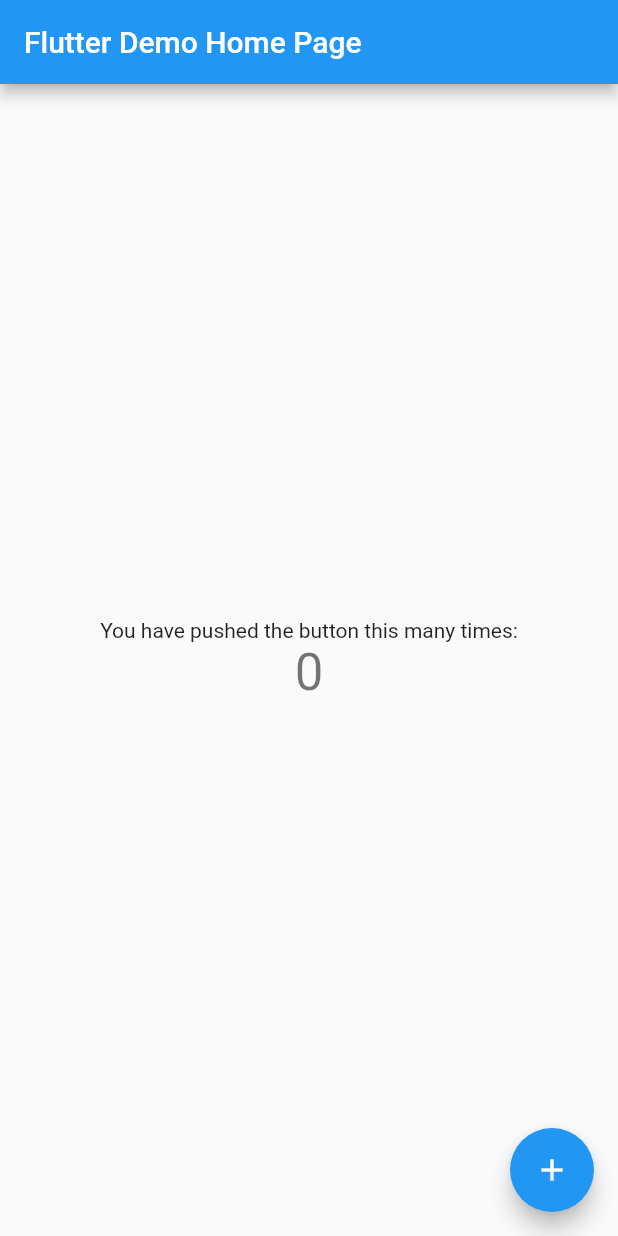
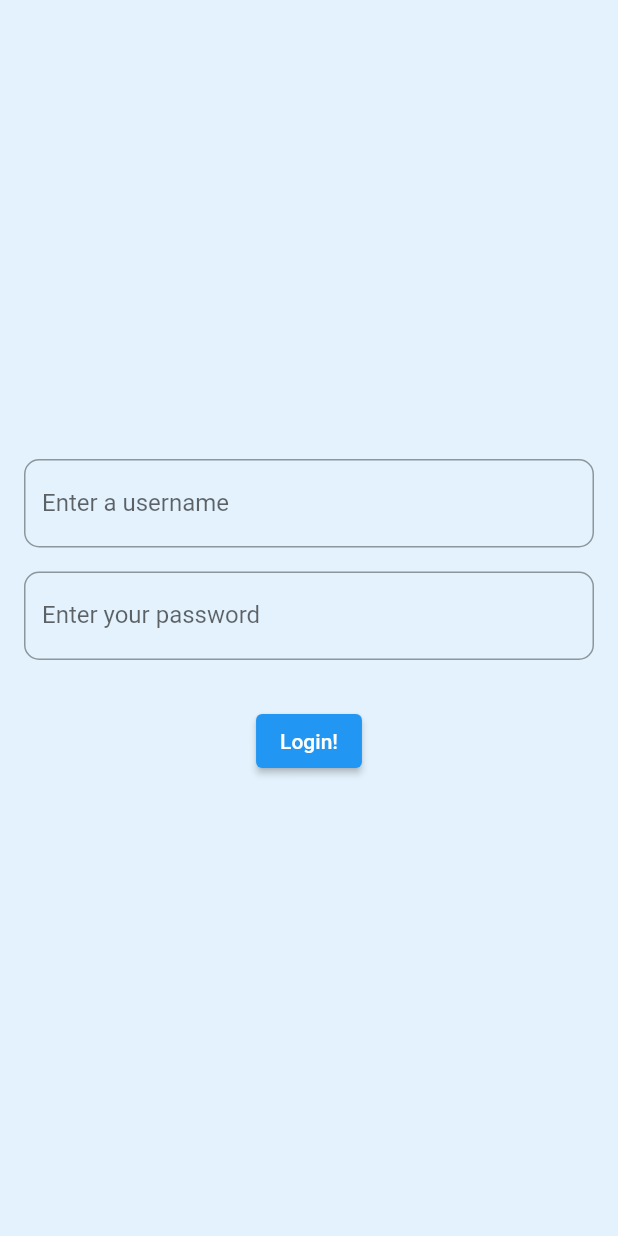
Before and after one commit to LenaMikhniuk/project, a Flutter app: the screen it shows after launch, on a phone screen of 412 x 824 dp. Run offline on Flutter 3.47's test engine with Material 2 defaults, Android fonts, the light colour scheme and no system bars; our stand-ins replace equatable, flutter_bloc.

Commit message:
change project structure; add login functionality

```diff
--- a/lib/domain/models/auth_model/user.dart
+++ b/lib/domain/models/auth_model/user.dart
@@ -1,11 +1,11 @@
 class User {
   final String name;
   final int id;
-  final String email;
+  final String password;
 
   User({
     required this.name,
     required this.id,
-    required this.email,
+    required this.password,
   });
 }
--- /dev/null
+++ b/lib/domain/models/models.dart
@@ -0,0 +1 @@
+export './auth_model/user.dart';
--- a/lib/domain/repositories/auth/auth.dart
+++ b/lib/domain/repositories/auth/auth.dart
@@ -1,7 +1,20 @@
-import '../../models/auth_model/user.dart';
+import 'package:this_is_project/domain/models/models.dart';
 
 abstract class Auth {
-  User? login();
-  bool isValidatedUser();
-  bool logOut();
+  Future<User> login({required String name, required String password});
+  Future<bool> logOut();
 }
+
+class AuthImpl implements Auth {
+  @override
+  Future<bool> logOut() async {
+    await Future.delayed(const Duration(milliseconds: 400));
+    return true;
+  }
+
+  @override
+  Future<User> login({required String name, required String password}) async {
+    await Future.delayed(const Duration(milliseconds: 400));
+    return User(name: 'Ola', password: '12345', id: 1);
+  }
+}
--- /dev/null
+++ b/lib/features/auth/login/cubit/login_page_cubit.dart
@@ -0,0 +1,28 @@
+import 'package:equatable/equatable.dart';
+import 'package:flutter_bloc/flutter_bloc.dart';
+import 'package:this_is_project/domain/models/auth_model/user.dart';
+import 'package:this_is_project/domain/repositories/auth/auth.dart';
+
+part 'login_page_state.dart';
+
+class LoginPageCubit extends Cubit<LoginPageState> {
+  final Auth _authImpl;
+  LoginPageCubit(this._authImpl) : super(LoginPageState.initial());
+
+  Future<void> login() async {
+    try {
+      await _authImpl.login(name: state.name, password: state.password);
+      emit(LoginPageState.success());
+    } catch (_) {
+      emit(LoginPageState.error());
+    }
+  }
+
+  void onNameChanged(String value) {
+    emit(state.copyWith(name: value));
+  }
+
+  void onPasswordChanged(String value) {
+    emit(state.copyWith(password: value));
+  }
+}
--- /dev/null
+++ b/lib/features/auth/login/cubit/login_page_state.dart
@@ -0,0 +1,53 @@
+part of 'login_page_cubit.dart';
+
+enum Status {
+  inital,
+  loading,
+  success,
+  error,
+}
+
+class LoginPageState extends Equatable {
+  const LoginPageState._(
+    this.status, {
+    this.name = '',
+    this.password = '',
+  });
+
+  factory LoginPageState.initial() {
+    return const LoginPageState._(Status.inital);
+  }
+  factory LoginPageState.loading() {
+    return const LoginPageState._(Status.loading);
+  }
+  factory LoginPageState.success() {
+    return const LoginPageState._(Status.success);
+  }
+
+  factory LoginPageState.error() {
+    return const LoginPageState._(Status.error);
+  }
+
+  final Status status;
+  final String name;
+  final String password;
+
+  @override
+  List<Object?> get props => [
+        status,
+        name,
+        password,
+      ];
+
+  LoginPageState copyWith({
+    Status? status,
+    String? name,
+    String? password,
+  }) {
+    return LoginPageState._(
+      status ?? this.status,
+      name: name ?? this.name,
+      password: password ?? this.password,
+    );
+  }
+}
--- /dev/null
+++ b/lib/features/auth/login/login.dart
@@ -0,0 +1,2 @@
+export 'cubit/login_page_cubit.dart';
+export './view/login_page.dart';
--- /dev/null
+++ b/lib/features/auth/login/view/login_page.dart
@@ -0,0 +1,99 @@
+import 'package:flutter/material.dart';
+import 'package:flutter_bloc/flutter_bloc.dart';
+import 'package:this_is_project/domain/models/auth_model/user.dart';
+import 'package:this_is_project/domain/repositories/auth/auth.dart';
+
+import '../../../features.dart';
+
+class AuthPage extends StatelessWidget {
+  const AuthPage({Key? key}) : super(key: key);
+
+  @override
+  Widget build(BuildContext context) {
+    return BlocProvider(
+      create: (context) => LoginPageCubit(
+        AuthImpl(),
+      ),
+      child: const AuthPageView(),
+    );
+  }
+}
+
+class AuthPageView extends StatelessWidget {
+  const AuthPageView({super.key});
+
+  @override
+  Widget build(BuildContext context) {
+    return BlocConsumer<LoginPageCubit, LoginPageState>(
+      listener: (context, state) {
+        if (state.status == Status.success) {
+          Navigator.of(context).pushReplacement(
+            MaterialPageRoute(
+              builder: (context) => const HomePage(),
+            ),
+          );
+        }
+      },
+      builder: (context, state) {
+        if (state.status == Status.inital) {
+          return Scaffold(
+            backgroundColor: Colors.blue.shade50,
+            body: Padding(
+              padding: const EdgeInsets.symmetric(horizontal: 16),
+              child: Column(
+                mainAxisAlignment: MainAxisAlignment.center,
+                children: [
+                  _AuthForm(
+                    label: 'Enter a username',
+                    onChanged: (value) {
+                      context.read<LoginPageCubit>().onNameChanged(value);
+                    },
+                  ),
+                  const SizedBox(height: 16),
+                  _AuthForm(
+                    label: 'Enter your password',
+                    onChanged: (value) {
+                      context.read<LoginPageCubit>().onPasswordChanged(value);
+                    },
+                  ),
+                  const SizedBox(height: 30),
+                  ElevatedButton(
+                      onPressed: () {
+                        context.read<LoginPageCubit>().login();
+                      },
+                      child: const Text('Login!'))
+                ],
+              ),
+            ),
+          );
+        } else {
+          return const SizedBox();
+        }
+      },
+    );
+  }
+}
+
+class _AuthForm extends StatelessWidget {
+  final String label;
+  final void Function(String)? onChanged;
+
+  const _AuthForm({
+    required this.label,
+    required this.onChanged,
+    Key? key,
+  }) : super(key: key);
+
+  @override
+  Widget build(BuildContext context) {
+    return TextFormField(
+      onChanged: onChanged,
+      decoration: InputDecoration(
+        label: Text(label),
+        border: OutlineInputBorder(
+          borderRadius: BorderRadius.circular(10.0),
+        ),
+      ),
+    );
+  }
+}
--- /dev/null
+++ b/lib/features/features.dart
@@ -0,0 +1,2 @@
+export './auth/login/login.dart';
+export './home/home.dart';
--- /dev/null
+++ b/lib/features/home/home.dart
@@ -0,0 +1 @@
+export './view/home_page.dart';
--- a/lib/main.dart
+++ b/lib/main.dart
@@ -1,4 +1,6 @@
 import 'package:flutter/material.dart';
+
+import 'features/features.dart';
 
 void main() {
   runApp(const MyApp());
@@ -10,106 +12,8 @@
   // This widget is the root of your application.
   @override
   Widget build(BuildContext context) {
-    return MaterialApp(
-      title: 'Flutter Demo',
-      theme: ThemeData(
-        // This is the theme of your application.
-        //
-        // Try running your application with "flutter run". You'll see the
-        // application has a blue toolbar. Then, without quitting the app, try
-        // changing the primarySwatch below to Colors.green and then invoke
-        // "hot reload" (press "r" in the console where you ran "flutter run",
-        // or simply save your changes to "hot reload" in a Flutter IDE).
-        // Notice that the counter didn't reset back to zero; the application
-        // is not restarted.
-        primarySwatch: Colors.blue,
-      ),
-      home: const MyHomePage(title: 'Flutter Demo Home Page'),
+    return const MaterialApp(
+      home: AuthPage(),
     );
   }
 }
-
-class MyHomePage extends StatefulWidget {
-  const MyHomePage({super.key, required this.title});
-
-  // This widget is the home page of your application. It is stateful, meaning
-  // that it has a State object (defined below) that contains fields that affect
-  // how it looks.
-
-  // This class is the configuration for the state. It holds the values (in this
-  // case the title) provided by the parent (in this case the App widget) and
-  // used by the build method of the State. Fields in a Widget subclass are
-  // always marked "final".
-
-  final String title;
-
-  @override
-  State<MyHomePage> createState() => _MyHomePageState();
-}
-
-class _MyHomePageState extends State<MyHomePage> {
-  int _counter = 0;
-
-  void _incrementCounter() {
-    setState(() {
-      // This call to setState tells the Flutter framework that something has
-      // changed in this State, which causes it to rerun the build method below
-      // so that the display can reflect the updated values. If we changed
-      // _counter without calling setState(), then the build method would not be
-      // called again, and so nothing would appear to happen.
-      _counter++;
-    });
-  }
-
-  @override
-  Widget build(BuildContext context) {
-    // This method is rerun every time setState is called, for instance as done
-    // by the _incrementCounter method above.
-    //
-    // The Flutter framework has been optimized to make rerunning build methods
-    // fast, so that you can just rebuild anything that needs updating rather
-    // than having to individually change instances of widgets.
-    return Scaffold(
-      appBar: AppBar(
-        // Here we take the value from the MyHomePage object that was created by
-        // the App.build method, and use it to set our appbar title.
-        title: Text(widget.title),
-      ),
-      body: Center(
-        // Center is a layout widget. It takes a single child and positions it
-        // in the middle of the parent.
-        child: Column(
-          // Column is also a layout widget. It takes a list of children and
-          // arranges them vertically. By default, it sizes itself to fit its
-          // children horizontally, and tries to be as tall as its parent.
-          //
-          // Invoke "debug painting" (press "p" in the console, choose the
-          // "Toggle Debug Paint" action from the Flutter Inspector in Android
-          // Studio, or the "Toggle Debug Paint" command in Visual Studio Code)
-          // to see the wireframe for each widget.
-          //
-          // Column has various properties to control how it sizes itself and
-          // how it positions its children. Here we use mainAxisAlignment to
-          // center the children vertically; the main axis here is the vertical
-          // axis because Columns are vertical (the cross axis would be
-          // horizontal).
-          mainAxisAlignment: MainAxisAlignment.center,
-          children: <Widget>[
-            const Text(
-              'You have pushed the button this many times:',
-            ),
-            Text(
-              '$_counter',
-              style: Theme.of(context).textTheme.headline4,
-            ),
-          ],
-        ),
-      ),
-      floatingActionButton: FloatingActionButton(
-        onPressed: _incrementCounter,
-        tooltip: 'Increment',
-        child: const Icon(Icons.add),
-      ), // This trailing comma makes auto-formatting nicer for build methods.
-    );
-  }
-}
--- a/pubspec.yaml
+++ b/pubspec.yaml
@@ -36,6 +36,8 @@
   # The following adds the Cupertino Icons font to your application.
   # Use with the CupertinoIcons class for iOS style icons.
   cupertino_icons: ^1.0.2
+  flutter_bloc: ^8.1.1
+  equatable: ^2.0.5
 
 dev_dependencies:
   flutter_test:
```
Also changed, not shown: lib/domain/repositories/auth/auth_impl.dart (+5 -12 lines), lib/features/home/view/home_page.dart (added, +16 -0 lines), lib/presentation/pages/auth_page/cubit/auth_page_cubit.dart (added, +18 -0 lines), lib/presentation/pages/auth_page/cubit/auth_page_state.dart (added, +33 -0 lines), pubspec.lock.
